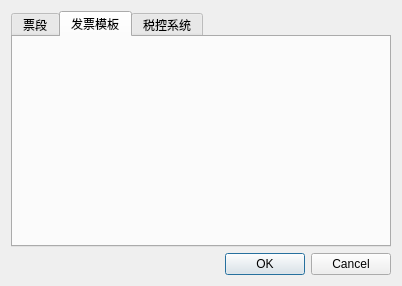
This is src/invoice/gui/menu_config.ui in lcw2004/fapiao as Qt 5 draws it before an edit. The edited form follows.
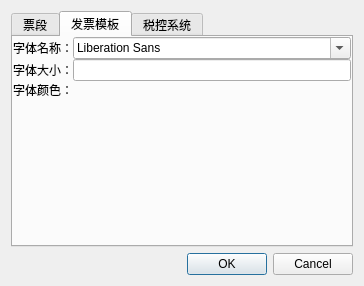
This is the edited form. The open tabs and pages were chosen to show the change.

Commit message: 添加设置属性的功能

Diff of the .ui file:
```diff
--- a/src/invoice/gui/menu_config.ui
+++ b/src/invoice/gui/menu_config.ui
@@ -6,7 +6,7 @@
    <rect>
     <x>0</x>
     <y>0</y>
-    <width>402</width>
+    <width>364</width>
     <height>286</height>
    </rect>
   </property>
@@ -31,6 +31,58 @@
       <attribute name="title">
        <string>发票模板</string>
       </attribute>
+      <layout class="QVBoxLayout" name="verticalLayout_1">
+       <property name="spacing">
+        <number>0</number>
+       </property>
+       <property name="margin">
+        <number>0</number>
+       </property>
+       <item>
+        <layout class="QGridLayout" name="gridLayout_3">
+         <item row="3" column="0">
+          <spacer name="verticalSpacer_2">
+           <property name="orientation">
+            <enum>Qt::Vertical</enum>
+           </property>
+           <property name="sizeHint" stdset="0">
+            <size>
+             <width>20</width>
+             <height>40</height>
+            </size>
+           </property>
+          </spacer>
+         </item>
+         <item row="0" column="0">
+          <widget class="QLabel" name="label_3">
+           <property name="text">
+            <string>字体名称：</string>
+           </property>
+          </widget>
+         </item>
+         <item row="1" column="0">
+          <widget class="QLabel" name="label_4">
+           <property name="text">
+            <string>字体大小：</string>
+           </property>
+          </widget>
+         </item>
+         <item row="2" column="0">
+          <widget class="QLabel" name="label_5">
+           <property name="text">
+            <string>字体颜色：</string>
+           </property>
+          </widget>
+         </item>
+         <item row="0" column="1">
+          <widget class="QFontComboBox" name="fontComboBox"/>
+         </item>
+         <item row="1" column="1">
+          <widget class="QLineEdit" name="lineEdit_3"/>
+         </item>
+        </layout>
+       </item>
+      </layout>
      </widget>
      <widget class="QWidget" name="tab_3">
       <attribute name="title">
```
Left out of the diff: 55 changed lines with no effect on the pictures. The commit also changes 2 other files.
